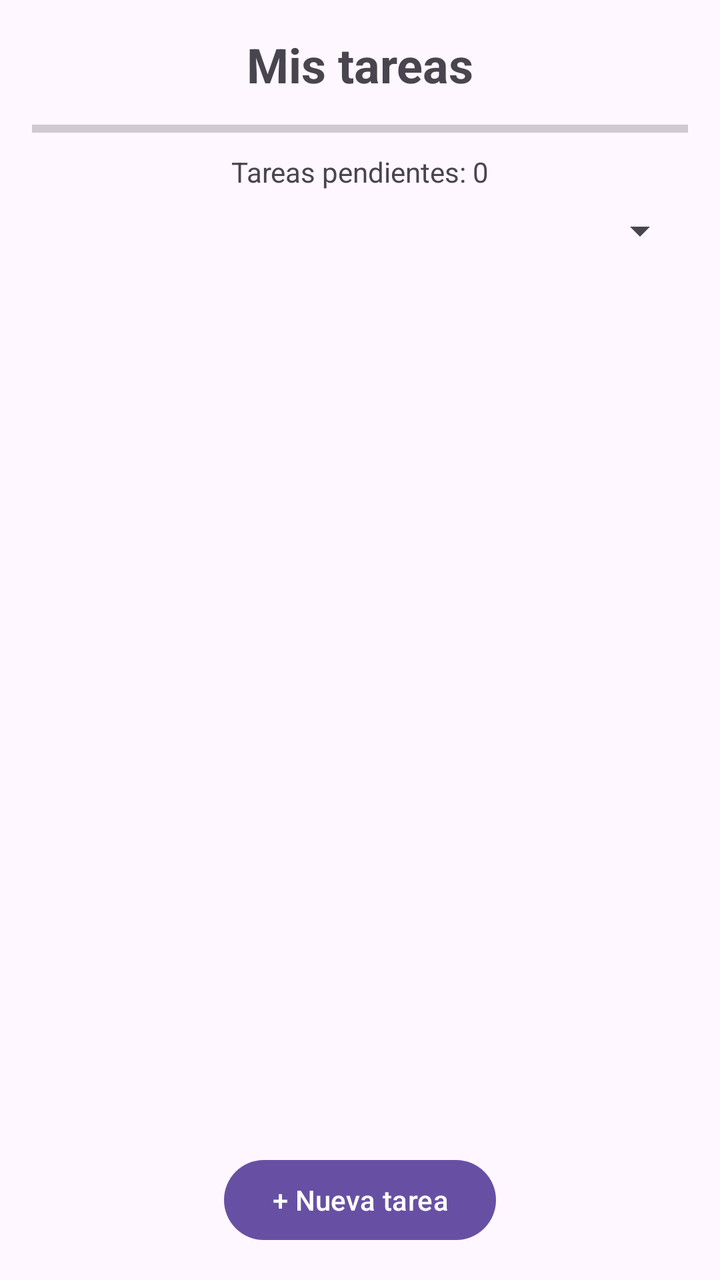
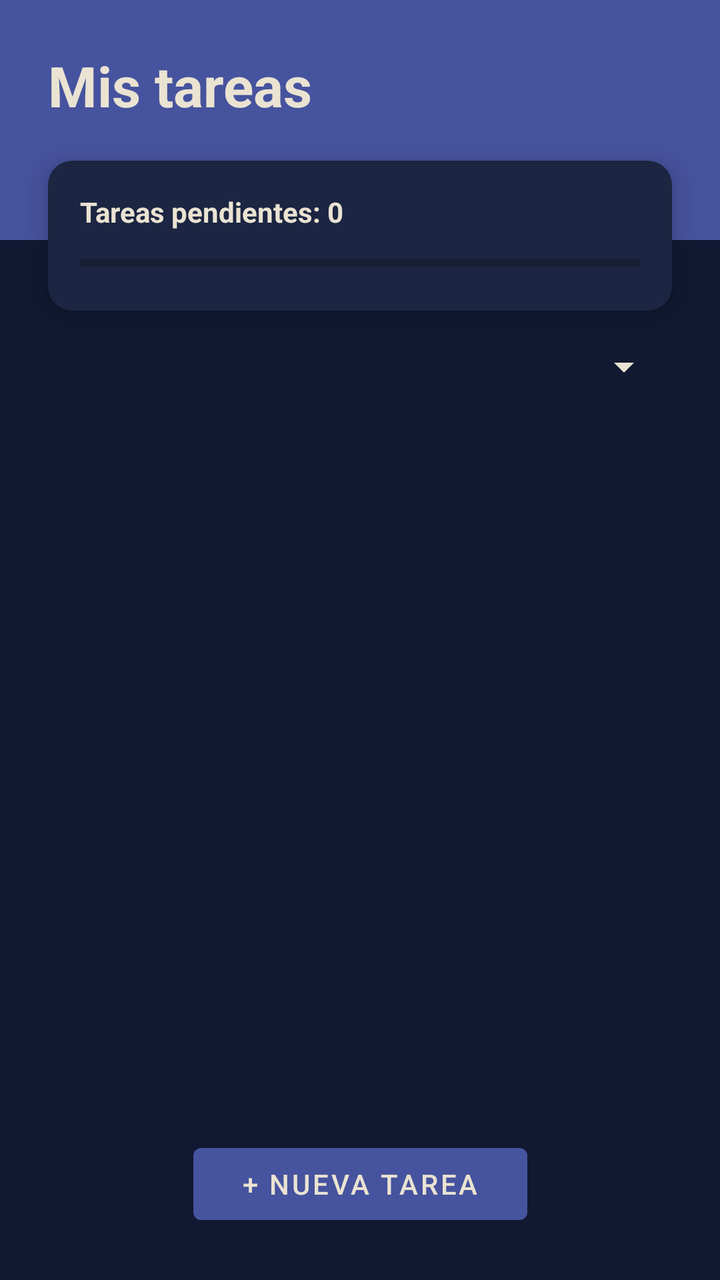

Screens rendered from an Android XML layout before and after an edit, with the pre-edit source and the edit as a unified diff.
<!-- AndroidManifest.xml: application theme Theme.TaksMaster -->
<!-- res/layout/pantalla2_gestion_tareas.xml -->
<?xml version="1.0" encoding="utf-8"?>
<androidx.constraintlayout.widget.ConstraintLayout xmlns:android="http://schemas.android.com/apk/res/android"
    xmlns:app="http://schemas.android.com/apk/res-auto"
    xmlns:tools="http://schemas.android.com/tools"
    android:id="@+id/main"
    android:layout_width="match_parent"
    android:layout_height="match_parent"
    tools:context=".GestionTareasActivity">

    <TextView
        android:id="@+id/tvTituloLista"
        android:layout_width="wrap_content"
        android:layout_height="wrap_content"
        android:text="Mis tareas"
        android:textSize="24sp"
        android:textStyle="bold"
        android:layout_marginTop="16dp"
        app:layout_constraintTop_toTopOf="parent"
        app:layout_constraintStart_toStartOf="parent"
        app:layout_constraintEnd_toEndOf="parent" />

    <ProgressBar
        android:id="@+id/pbGlobal"
        style="?android:attr/progressBarStyleHorizontal"
        android:layout_width="0dp"
        android:layout_height="wrap_content"
        android:layout_marginTop="8dp"
        android:layout_marginStart="16dp"
        android:layout_marginEnd="16dp"
        android:max="100"
        android:progress="0"
        app:layout_constraintTop_toBottomOf="@id/tvTituloLista"
        app:layout_constraintStart_toStartOf="parent"
        app:layout_constraintEnd_toEndOf="parent" />

    <TextView
        android:id="@+id/tvTareasPendientes"
        android:layout_width="wrap_content"
        android:layout_height="wrap_content"
        android:text="Tareas pendientes: 0"
        android:layout_marginTop="4dp"
        app:layout_constraintTop_toBottomOf="@id/pbGlobal"
        app:layout_constraintStart_toStartOf="parent"
        app:layout_constraintEnd_toEndOf="parent" />

    <Spinner
        android:id="@+id/spCategoria"
        android:layout_width="0dp"
        android:layout_height="wrap_content"
        android:layout_marginTop="8dp"
        android:layout_marginStart="16dp"
        android:layout_marginEnd="16dp"
        app:layout_constraintTop_toBottomOf="@id/tvTareasPendientes"
        app:layout_constraintStart_toStartOf="parent"
        app:layout_constraintEnd_toEndOf="parent" />

    <androidx.recyclerview.widget.RecyclerView
        android:id="@+id/rvTareas"
        android:layout_width="0dp"
        android:layout_height="0dp"
        android:layout_marginTop="8dp"
        app:layout_constraintTop_toBottomOf="@id/spCategoria"
        app:layout_constraintBottom_toTopOf="@id/btnNuevaTarea"
        app:layout_constraintStart_toStartOf="parent"
        app:layout_constraintEnd_toEndOf="parent" />

    <Button
        android:id="@+id/btnNuevaTarea"
        android:layout_width="wrap_content"
        android:layout_height="wrap_content"
        android:text="+ Nueva tarea"
        android:layout_marginBottom="16dp"
        app:layout_constraintBottom_toBottomOf="parent"
        app:layout_constraintStart_toStartOf="parent"
        app:layout_constraintEnd_toEndOf="parent" />

</androidx.constraintlayout.widget.ConstraintLayout>
<!-- resources referenced by this layout -->
<resources>
  <style name="Theme.TaksMaster" parent="Base.Theme.TaksMaster" />
  <style name="Base.Theme.TaksMaster" parent="Theme.Material3.DayNight.NoActionBar">
          
          
      </style>
</resources>

<!-- the commit's change to res/layout/pantalla2_gestion_tareas.xml (unified diff, before → after) -->
@@ -5,52 +5,75 @@
     android:id="@+id/main"
     android:layout_width="match_parent"
     android:layout_height="match_parent"
+    android:background="@color/palette_dark_bg"
     tools:context=".GestionTareasActivity">
+
+    <View
+        android:id="@+id/topView"
+        android:layout_width="match_parent"
+        android:layout_height="120dp"
+        android:background="@color/palette_primary"
+        app:layout_constraintTop_toTopOf="parent" />
 
     <TextView
         android:id="@+id/tvTituloLista"
         android:layout_width="wrap_content"
         android:layout_height="wrap_content"
         android:text="Mis tareas"
-        android:textSize="24sp"
+        android:textSize="28sp"
         android:textStyle="bold"
-        android:layout_marginTop="16dp"
+        android:textColor="@color/palette_cream_text"
+        android:layout_marginTop="24dp"
+        android:layout_marginStart="24dp"
         app:layout_constraintTop_toTopOf="parent"
-        app:layout_constraintStart_toStartOf="parent"
-        app:layout_constraintEnd_toEndOf="parent" />
+        app:layout_constraintStart_toStartOf="parent" />
 
-    <ProgressBar
-        android:id="@+id/pbGlobal"
-        style="?android:attr/progressBarStyleHorizontal"
-        android:layout_width="0dp"
+    <androidx.cardview.widget.CardView
+        android:id="@+id/cvProgreso"
+        android:layout_width="match_parent"
         android:layout_height="wrap_content"
-        android:layout_marginTop="8dp"
-        android:layout_marginStart="16dp"
-        android:layout_marginEnd="16dp"
-        android:max="100"
-        android:progress="0"
-        app:layout_constraintTop_toBottomOf="@id/tvTituloLista"
-        app:layout_constraintStart_toStartOf="parent"
-        app:layout_constraintEnd_toEndOf="parent" />
+        android:layout_marginHorizontal="24dp"
+        android:layout_marginTop="-40dp"
+        app:cardBackgroundColor="@color/palette_card_bg"
+        app:cardCornerRadius="12dp"
+        app:cardElevation="8dp"
+        app:layout_constraintTop_toBottomOf="@id/topView">
 
-    <TextView
-        android:id="@+id/tvTareasPendientes"
-        android:layout_width="wrap_content"
-        android:layout_height="wrap_content"
-        android:text="Tareas pendientes: 0"
-        android:layout_marginTop="4dp"
-        app:layout_constraintTop_toBottomOf="@id/pbGlobal"
-        app:layout_constraintStart_toStartOf="parent"
-        app:layout_constraintEnd_toEndOf="parent" />
+        <LinearLayout
+            android:layout_width="match_parent"
+            android:layout_height="wrap_content"
+            android:orientation="vertical"
+            android:padding="16dp">
+
+            <TextView
+                android:id="@+id/tvTareasPendientes"
+                android:layout_width="wrap_content"
+                android:layout_height="wrap_content"
+                android:text="Tareas pendientes: 0"
+                android:textStyle="bold"
+                android:textColor="@color/palette_cream_text" />
+
+            <ProgressBar
+                android:id="@+id/pbGlobal"
+                style="?android:attr/progressBarStyleHorizontal"
+                android:layout_width="match_parent"
+                android:layout_height="wrap_content"
+                android:layout_marginTop="8dp"
+                android:progressTint="@color/palette_accent"
+                android:max="100"
+                android:progress="0" />
+        </LinearLayout>
+    </androidx.cardview.widget.CardView>
 
     <Spinner
         android:id="@+id/spCategoria"
         android:layout_width="0dp"
         android:layout_height="wrap_content"
-        android:layout_marginTop="8dp"
-        android:layout_marginStart="16dp"
-        android:layout_marginEnd="16dp"
-        app:layout_constraintTop_toBottomOf="@id/tvTareasPendientes"
+        android:layout_marginTop="16dp"
+        android:layout_marginHorizontal="24dp"
+        android:padding="8dp"
+        android:backgroundTint="@color/palette_cream_text"
+        app:layout_constraintTop_toBottomOf="@id/cvProgreso"
         app:layout_constraintStart_toStartOf="parent"
         app:layout_constraintEnd_toEndOf="parent" />
 
@@ -59,6 +82,7 @@
         android:layout_width="0dp"
         android:layout_height="0dp"
         android:layout_marginTop="8dp"
+        android:layout_marginHorizontal="12dp"
         app:layout_constraintTop_toBottomOf="@id/spCategoria"
         app:layout_constraintBottom_toTopOf="@id/btnNuevaTarea"
         app:layout_constraintStart_toStartOf="parent"
@@ -69,7 +93,10 @@
         android:layout_width="wrap_content"
         android:layout_height="wrap_content"
         android:text="+ Nueva tarea"
-        android:layout_marginBottom="16dp"
+        android:layout_marginBottom="24dp"
+        android:backgroundTint="@color/palette_primary"
+        android:textColor="@color/palette_cream_text"
+        android:paddingHorizontal="24dp"
         app:layout_constraintBottom_toBottomOf="parent"
         app:layout_constraintStart_toStartOf="parent"
         app:layout_constraintEnd_toEndOf="parent" />
<!-- resource entries referenced after the edit -->
@@ -1,9 +1,24 @@
 <!-- resources referenced by this layout -->
 <resources>
+  <color name="palette_accent">#758EB7</color>
+  <color name="palette_card_bg">#1C2541</color>
+  <color name="palette_cream_text">#EAE3D2</color>
+  <color name="palette_dark_bg">#111831</color>
+  <color name="palette_primary">#46539E</color>
   <style name="Theme.TaksMaster" parent="Base.Theme.TaksMaster" />
-  <style name="Base.Theme.TaksMaster" parent="Theme.Material3.DayNight.NoActionBar">
+  <style name="Base.Theme.TaksMaster" parent="Theme.MaterialComponents.DayNight.NoActionBar">
           
+          <item name="colorPrimary">@color/palette_primary</item>
+          <item name="colorPrimaryVariant">@color/palette_dark_bg</item>
+          <item name="colorOnPrimary">@color/palette_cream_text</item>
           
+          <item name="colorSecondary">@color/palette_accent</item>
+          <item name="colorSecondaryVariant">@color/palette_accent</item>
+          <item name="colorOnSecondary">@color/palette_dark_bg</item>
+          
+          <item name="android:statusBarColor">@color/palette_dark_bg</item>
+          
+          <item name="android:windowBackground">@color/palette_dark_bg</item>
       </style>
 </resources>
 
